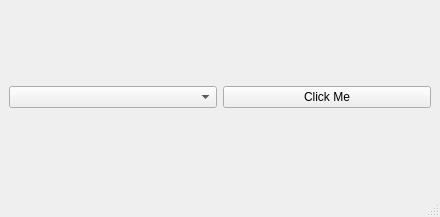
Old version of the form GUI/mainwindow.ui in the repository Bugsfounder/LearningQT.
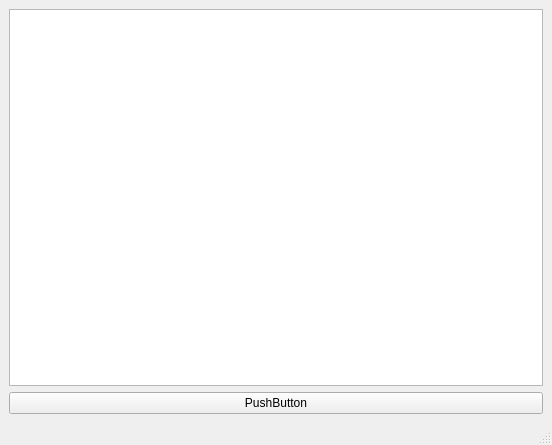
New version of the form.

Commit message: QListWidget in Qt (list widgets)

Patch:
```diff
--- a/GUI/mainwindow.ui
+++ b/GUI/mainwindow.ui
@@ -6,22 +6,22 @@
    <rect>
     <x>0</x>
     <y>0</y>
-    <width>440</width>
-    <height>217</height>
+    <width>552</width>
+    <height>445</height>
    </rect>
   </property>
   <property name="windowTitle">
    <string>MainWindow</string>
   </property>
   <widget class="QWidget" name="centralwidget">
-   <layout class="QHBoxLayout" name="horizontalLayout">
+   <layout class="QVBoxLayout" name="verticalLayout">
     <item>
-     <widget class="QComboBox" name="comboBox"/>
+     <widget class="QListWidget" name="listWidget"/>
     </item>
     <item>
      <widget class="QPushButton" name="pushButton">
       <property name="text">
-       <string>Click Me</string>
+       <string>PushButton</string>
       </property>
      </widget>
     </item>
```
Left out of the diff: 2 changed lines with no effect on the pictures. The commit also changes 1 other file.
